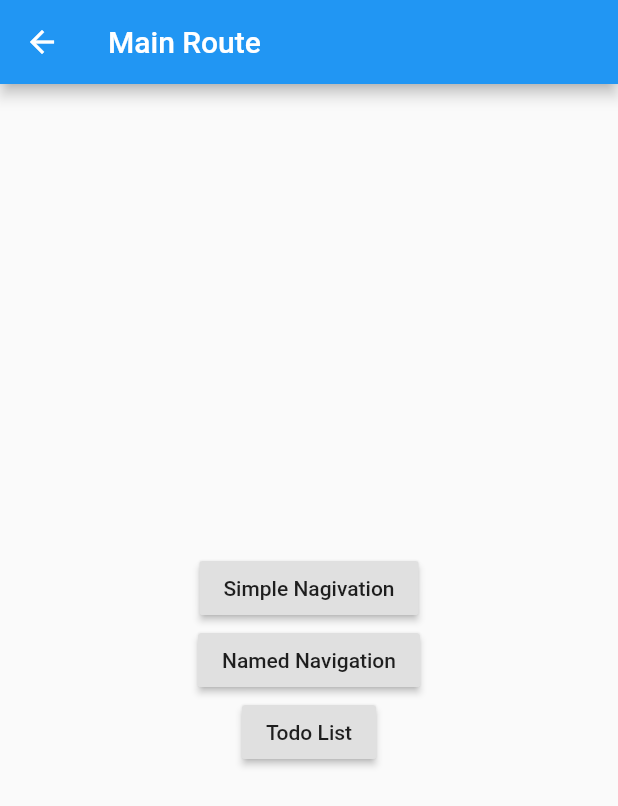
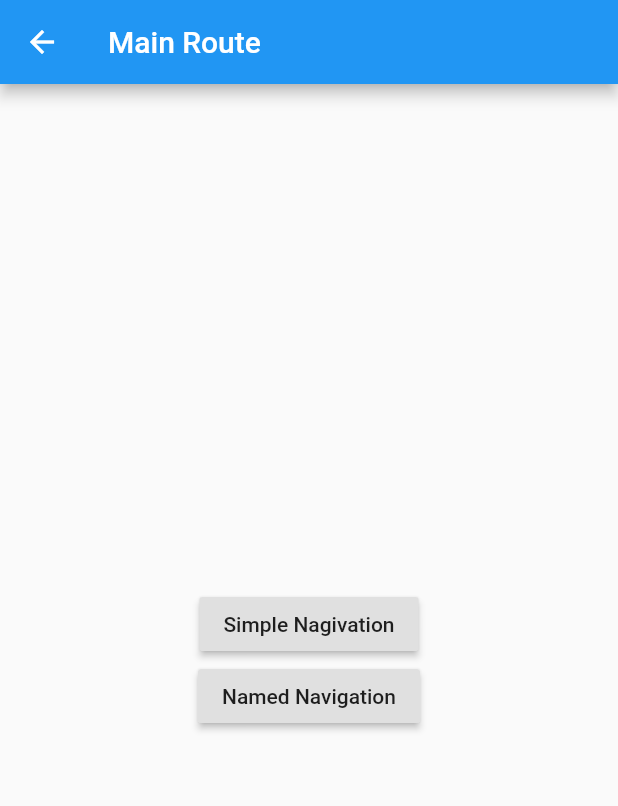
Before and after one commit to felipesantanadev/flutter-layouts, a Flutter app: the screen it shows after launch, after a tap on "Layout 02 (Navigation)", on a phone screen of 412 x 824 dp. Shown: the top 806 px of the screen. Run offline on Flutter 3.47's test engine with Material 2 defaults, Android fonts, the phone set to English and light mode, and no system bars.

Commit message:
Revert "Todo List Widget - Layout 02"
This reverts commit 49418c96d72f168ab91389592747cdfe6d6aee01.

```diff
--- a/lib/helpers/routeHelper.dart
+++ b/lib/helpers/routeHelper.dart
@@ -3,7 +3,6 @@ import 'package:flutter_layouts/pages/home.dart';
 import 'package:flutter_layouts/pages/layout01.dart';
 import 'package:flutter_layouts/pages/layout02.dart';
 import 'package:flutter_layouts/widgets/layout02/namedNavigation.dart';
-import 'package:flutter_layouts/widgets/layout02/todoList.dart';
 
 class RouteHelper {
   static Map<String, Widget Function(BuildContext)> buildRoutes(){
@@ -11,8 +10,7 @@ class RouteHelper {
       '/': (context) => HomePage(),
       '/layout-01': (context) => Layout01(),
       '/layout-02': (context) => MainRoute(),
-      '/layout-02/named-navigation': (context) => NamedNavigation(),
-      '/layout-02/todo-list': (context) => TodoList()
+      '/layout-02/named-navigation': (context) => NamedNavigation()
     };
   }
 }
--- a/lib/models/layout02/todo.dart
+++ /dev/null
@@ -1,6 +0,0 @@
-class Todo {
-  final String title;
-  final String description;
-
-  Todo(this.title, this.description);
-}
--- a/lib/pages/layout02.dart
+++ b/lib/pages/layout02.dart
@@ -23,12 +23,7 @@ class MainRoute extends StatelessWidget {
             context: context,
             text: 'Named Navigation',
             route: '/layout-02/named-navigation'
-          ),
-          ButtonHelper.buildButtonRow(
-            context: context,
-            text: 'Todo List',
-            route: '/layout-02/todo-list'
-          ),
+          )
         ],
       ),
     );
--- a/lib/widgets/layout02/todoDatail.dart
+++ /dev/null
@@ -1,24 +0,0 @@
-import 'package:flutter/cupertino.dart';
-import 'package:flutter/material.dart';
-import 'package:flutter_layouts/models/layout02/todo.dart';
-
-class TodoDetail extends StatelessWidget {
-  final Todo todo;
-
-  // In the constructor, require a Todo.
-  TodoDetail({Key key, @required this.todo}) : super(key: key);
-
-  @override
-  Widget build(BuildContext context) {
-    return Scaffold(
-      appBar: AppBar(
-        title: Text(todo.title),
-      ),
-      body: Padding(
-        padding: EdgeInsets.all(16.0),
-        child: Text(todo.description),
-      ),
-    );
-  }
-
-}
--- a/lib/widgets/layout02/todoList.dart
+++ /dev/null
@@ -1,40 +0,0 @@
-import 'package:flutter/cupertino.dart';
-import 'package:flutter/material.dart';
-import 'package:flutter_layouts/models/layout02/todo.dart';
-import 'package:flutter_layouts/widgets/layout02/todoDatail.dart';
-
-class TodoList extends StatelessWidget {
-  var todos = List<Todo>();
-
-  TodoList(){
-    todos = List<Todo>.generate(
-            20,
-            (i) => Todo('Todo $i', 'Description $i'));
-  }
-
-  @override
-  Widget build(BuildContext context) {
-    return Scaffold(
-      appBar: AppBar(title: Text('Todos List')),
-      body: Container(
-        child: ListView.builder(
-          itemCount: todos.length,
-          itemBuilder: (context, index) {
-            return ListTile(
-              title: Text(todos[index].title),
-              onTap: () {
-                Navigator.push(
-                  context,
-                  MaterialPageRoute(
-                    builder: (context) => TodoDetail(todo: todos[index])
-                  )
-                );
-              },
-            );
-          },
-        )
-      ),
-    );
-  }
-
-}
```
